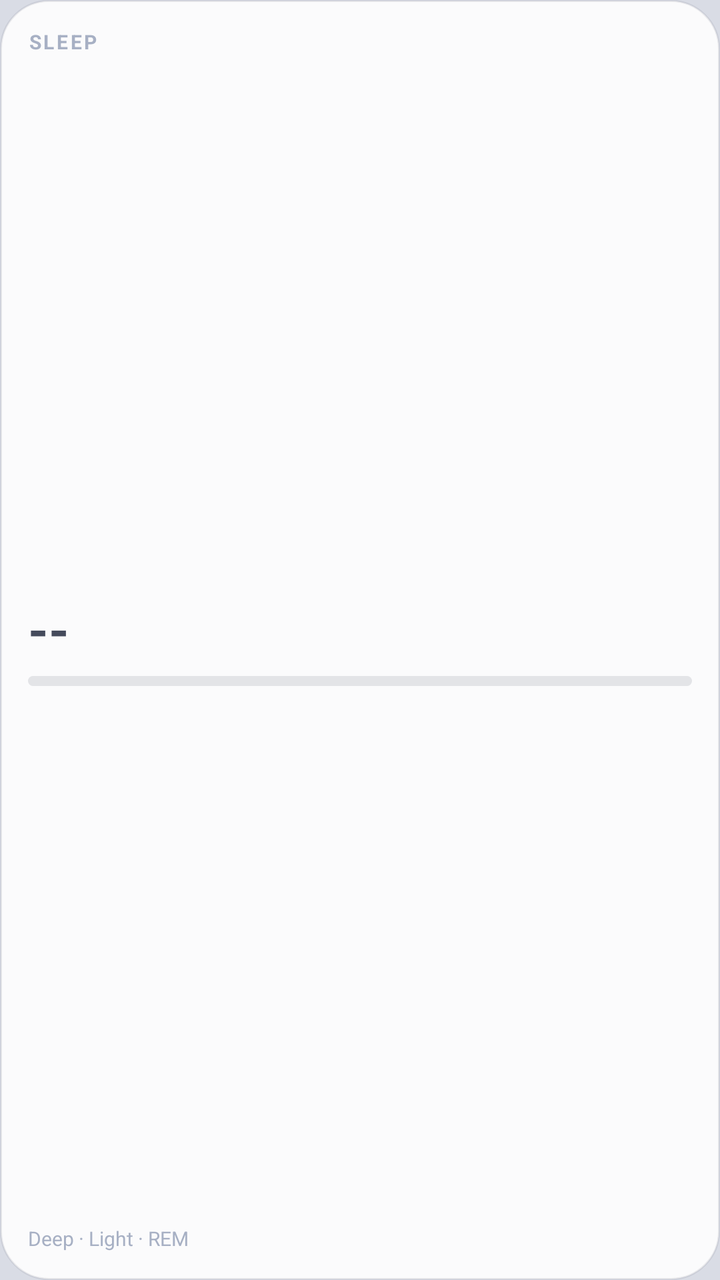
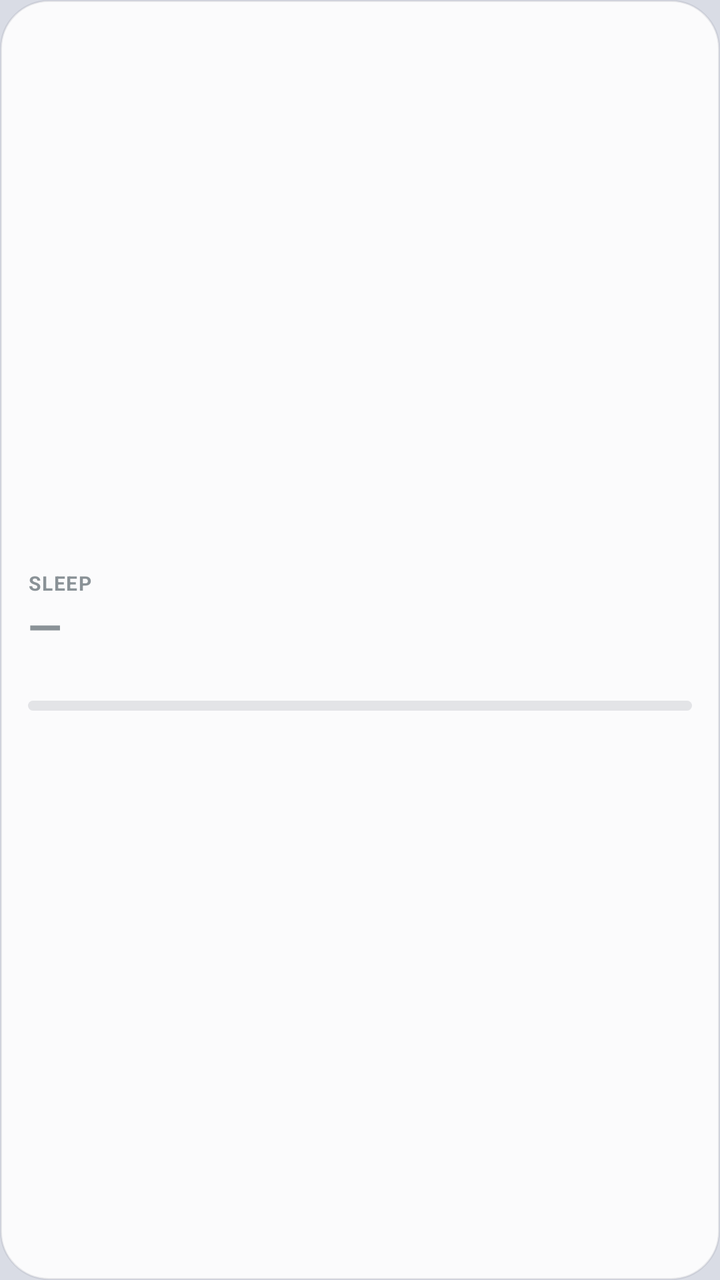

Two renders of the same Android screen: before a commit and after it. Below are the layout's source before the change and the commit's diff.
<!-- AndroidManifest.xml: application theme Theme.MyApplication -->
<!-- res/layout/widget_glass_sleep.xml -->
<?xml version="1.0" encoding="utf-8"?>
<LinearLayout xmlns:android="http://schemas.android.com/apk/res/android"
    android:id="@+id/glass_root"
    android:layout_width="match_parent"
    android:layout_height="match_parent"
    android:background="@drawable/bg_widget_card"
    android:orientation="vertical">
    <TextView
        android:id="@+id/tv_label"
        android:layout_width="wrap_content"
        android:layout_height="wrap_content"
        android:text="SLEEP"
        android:textColor="@color/glass_sky"
        android:textSize="10sp"
        android:textStyle="bold"
        android:maxLines="1"
        android:letterSpacing="0.12" />
    <LinearLayout
        android:layout_width="match_parent"
        android:layout_height="0dp"
        android:layout_weight="1"
        android:gravity="center_vertical"
        android:orientation="vertical">
    <TextView
        android:id="@+id/tv_value"
        android:layout_width="wrap_content"
        android:layout_height="wrap_content"
        android:text="--"
        android:textColor="@color/glass_text"
        android:textSize="26sp"
        android:textStyle="bold"
        android:maxLines="1"
         />
        <ProgressBar
            android:id="@+id/pb_bar"
            style="?android:attr/progressBarStyleHorizontal"
            android:layout_width="match_parent"
            android:layout_height="5dp"
            android:layout_marginTop="6dp"
            android:max="100"
            android:progress="0"
            android:progressDrawable="@drawable/progress_drawable_kestrel" />
    </LinearLayout>
    <TextView
        android:id="@+id/tv_sub"
        android:layout_width="wrap_content"
        android:layout_height="wrap_content"
        android:text="Deep · Light · REM"
        android:textColor="@color/glass_muted"
        android:textSize="10sp"
        
        android:maxLines="1"
         />
</LinearLayout>
<!-- resources referenced by this layout -->
<resources>
  <color name="glass_muted">#A7B0C4</color>
  <color name="glass_sky">#A7B0C4</color>
  <color name="glass_text">#454B5C</color>
  <!-- drawable bg_widget_card (drawable) -->
  <?xml version="1.0" encoding="utf-8"?>
  <shape xmlns:android="http://schemas.android.com/apk/res/android" android:shape="rectangle">
      <solid android:color="#E6FFFFFF" />
      <stroke android:width="1dp" android:color="#1A454B5C" />
      <corners android:radius="24dp" />
      <padding android:left="14dp" android:top="14dp" android:right="14dp" android:bottom="14dp" />
  </shape>
  <!-- drawable progress_drawable_kestrel (drawable) -->
  <?xml version="1.0" encoding="utf-8"?>
  <layer-list xmlns:android="http://schemas.android.com/apk/res/android">
      <item android:id="@android:id/background">
          <shape android:shape="rectangle">
              <corners android:radius="99dp" />
              <solid android:color="#22454B5C" />
          </shape>
      </item>
      <item android:id="@android:id/progress">
          <clip>
              <shape android:shape="rectangle">
                  <corners android:radius="99dp" />
                  <solid android:color="#454B5C" />
              </shape>
          </clip>
      </item>
  </layer-list>
  <style name="Theme.MyApplication" parent="android:Theme.DeviceDefault.NoActionBar">
          <item name="android:statusBarColor">#D9DCE5</item>
          <item name="android:navigationBarColor">#D9DCE5</item>
          <item name="android:windowBackground">#D9DCE5</item>
          <item name="android:windowLightStatusBar">true</item>
          <item name="android:windowLightNavigationBar">true</item>
      </style>
</resources>

<!-- the commit's change to res/layout/widget_glass_sleep.xml (unified diff, before → after) -->
@@ -4,51 +4,45 @@
     android:layout_width="match_parent"
     android:layout_height="match_parent"
     android:background="@drawable/bg_widget_card"
-    android:orientation="vertical">
+    android:orientation="vertical"
+    android:gravity="center_vertical">
     <TextView
         android:id="@+id/tv_label"
         android:layout_width="wrap_content"
         android:layout_height="wrap_content"
         android:text="SLEEP"
-        android:textColor="@color/glass_sky"
+        android:textColor="@color/widget_muted"
         android:textSize="10sp"
         android:textStyle="bold"
-        android:maxLines="1"
-        android:letterSpacing="0.12" />
-    <LinearLayout
-        android:layout_width="match_parent"
-        android:layout_height="0dp"
-        android:layout_weight="1"
-        android:gravity="center_vertical"
-        android:orientation="vertical">
+        android:letterSpacing="0.06"
+        android:maxLines="1" />
     <TextView
         android:id="@+id/tv_value"
-        android:layout_width="wrap_content"
+        android:layout_width="match_parent"
         android:layout_height="wrap_content"
-        android:text="--"
-        android:textColor="@color/glass_text"
-        android:textSize="26sp"
-        android:textStyle="bold"
+        android:ellipsize="end"
         android:maxLines="1"
-         />
-        <ProgressBar
-            android:id="@+id/pb_bar"
-            style="?android:attr/progressBarStyleHorizontal"
-            android:layout_width="match_parent"
-            android:layout_height="5dp"
-            android:layout_marginTop="6dp"
-            android:max="100"
-            android:progress="0"
-            android:progressDrawable="@drawable/progress_drawable_kestrel" />
-    </LinearLayout>
+        android:text="—"
+        android:textColor="@color/widget_ink"
+        android:textSize="22sp"
+        android:textStyle="bold" />
     <TextView
         android:id="@+id/tv_sub"
-        android:layout_width="wrap_content"
+        android:layout_width="match_parent"
         android:layout_height="wrap_content"
-        android:text="Deep · Light · REM"
-        android:textColor="@color/glass_muted"
-        android:textSize="10sp"
-        
-        android:maxLines="1"
-         />
+        android:ellipsize="end"
+        android:maxLines="2"
+        android:text=""
+        android:textColor="@color/widget_muted"
+        android:textSize="11sp" />
+    <ProgressBar
+        android:id="@+id/pb_bar"
+        style="?android:attr/progressBarStyleHorizontal"
+        android:layout_width="match_parent"
+        android:layout_height="5dp"
+        android:layout_marginTop="8dp"
+        android:indeterminate="false"
+        android:max="100"
+        android:progress="0"
+        android:progressDrawable="@drawable/progress_drawable_kestrel" />
 </LinearLayout>
<!-- resource entries referenced after the edit -->
@@ -1,8 +1,5 @@
 <!-- resources referenced by this layout -->
 <resources>
-  <color name="glass_muted">#A7B0C4</color>
-  <color name="glass_sky">#A7B0C4</color>
-  <color name="glass_text">#454B5C</color>
   <!-- drawable bg_widget_card (drawable) -->
   <?xml version="1.0" encoding="utf-8"?>
   <shape xmlns:android="http://schemas.android.com/apk/res/android" android:shape="rectangle">
